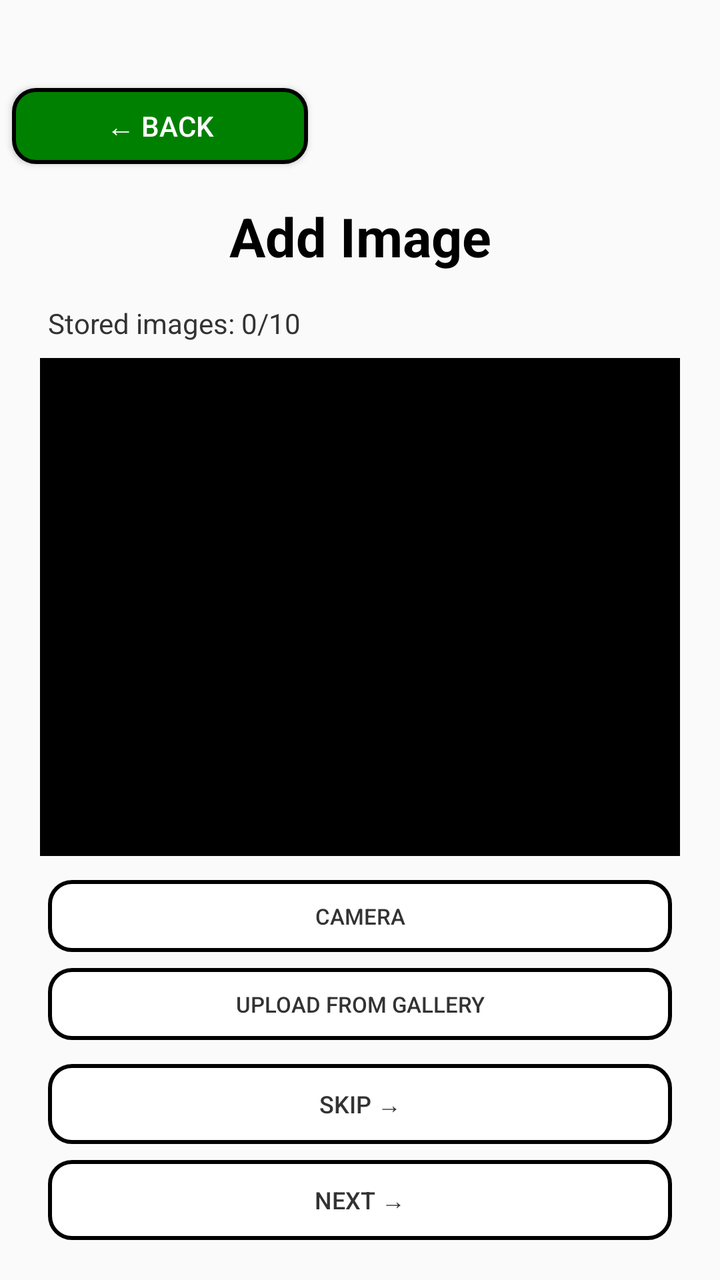
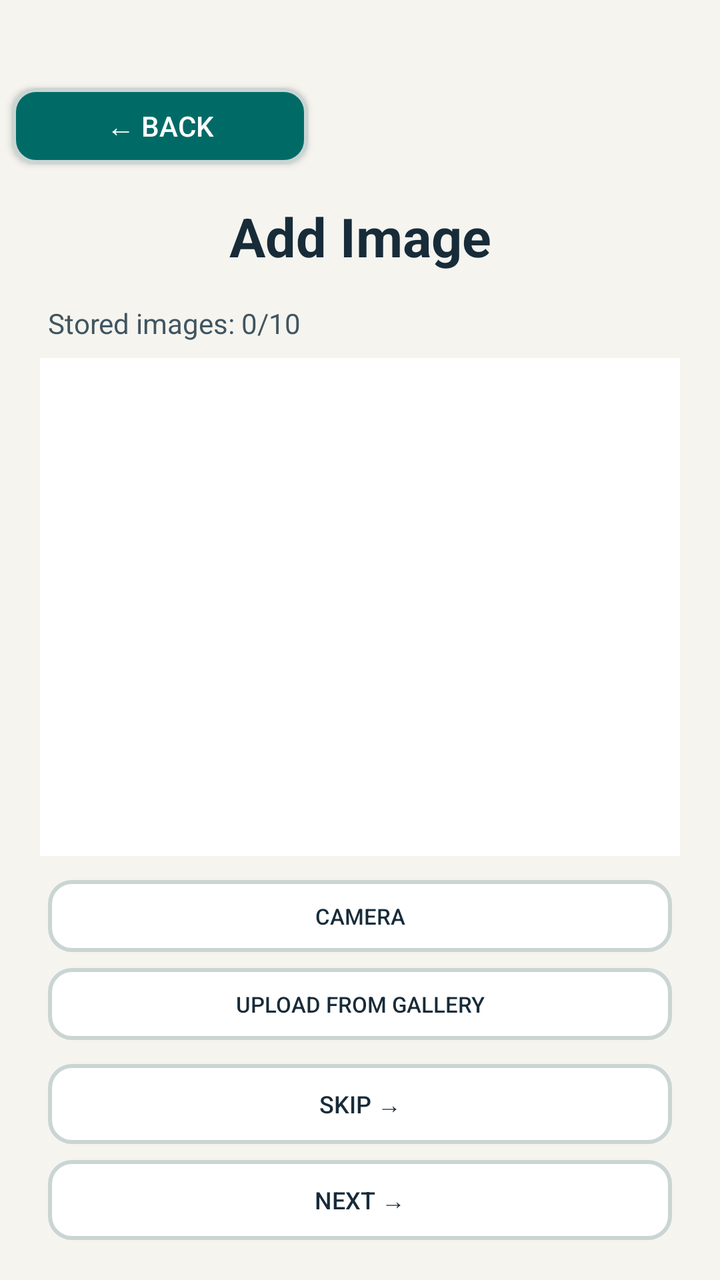

Two renders of the same Android screen: before a commit and after it. Below are the layout's source before the change and the commit's diff.
<!-- AndroidManifest.xml: application theme Theme.JavaReportingSystem -->
<!-- res/layout/activity_report_images.xml -->
<?xml version="1.0" encoding="utf-8"?>
<androidx.constraintlayout.widget.ConstraintLayout xmlns:android="http://schemas.android.com/apk/res/android"
    xmlns:app="http://schemas.android.com/apk/res-auto"
    xmlns:tools="http://schemas.android.com/tools"
    android:id="@+id/main"
    android:layout_width="match_parent"
    android:layout_height="match_parent"
    tools:context=".ui.ReportImagesActivity">

    
    <Button
        android:id="@+id/btnBack"
        android:layout_width="148dp"
        android:layout_height="38dp"
        android:layout_marginStart="6dp"
        android:layout_marginTop="44dp"
        android:background="@drawable/back_button"
        android:gravity="center"
        android:minHeight="0dp"
        android:minWidth="0dp"
        android:padding="0dp"
        android:text="← BACK"
        android:textColor="@color/white"
        android:textAllCaps="false"
        android:textSize="14sp"
        app:layout_constraintStart_toStartOf="parent"
        app:layout_constraintTop_toTopOf="parent" />

    <TextView
        android:id="@+id/tvTitle"
        android:layout_width="wrap_content"
        android:layout_height="wrap_content"
        android:layout_marginTop="18dp"
        android:text="Add Image"
        android:textSize="27sp"
        android:textStyle="bold"
        android:textColor="#000000"
        app:layout_constraintTop_toBottomOf="@id/btnBack"
        app:layout_constraintStart_toStartOf="parent"
        app:layout_constraintEnd_toEndOf="parent" />

    <TextView
        android:id="@+id/tvImageCount"
        android:layout_width="wrap_content"
        android:layout_height="wrap_content"
        android:layout_marginStart="24dp"
        android:layout_marginTop="16dp"
        android:text="Stored images: 0/10"
        android:textSize="14sp"
        android:textColor="#333333"
        app:layout_constraintTop_toBottomOf="@id/tvTitle"
        app:layout_constraintStart_toStartOf="parent" />

    <androidx.recyclerview.widget.RecyclerView
        android:id="@+id/rvImageThumbnails"
        android:layout_width="0dp"
        android:layout_height="0dp"
        android:layout_marginStart="20dp"
        android:background="@color/black"
        android:layout_marginEnd="20dp"
        android:layout_marginTop="8dp"
        android:layout_marginBottom="12dp"
        android:clipToPadding="false"
        android:paddingBottom="4dp"
        android:overScrollMode="ifContentScrolls"
        app:layout_constraintTop_toBottomOf="@id/tvImageCount"
        app:layout_constraintBottom_toTopOf="@id/btnCamera"
        app:layout_constraintStart_toStartOf="parent"
        app:layout_constraintEnd_toEndOf="parent" />

    <Button
        android:id="@+id/btnCamera"
        android:layout_width="0dp"
        android:layout_height="36dp"
        android:layout_marginStart="24dp"
        android:layout_marginEnd="24dp"
        android:layout_marginBottom="8dp"
        android:text="CAMERA"
        android:textSize="11sp"
        android:textColor="#333333"
        android:background="@drawable/outline_button"
        android:minWidth="0dp"
        android:minHeight="0dp"
        android:padding="0dp"
        android:stateListAnimator="@null"
        app:layout_constraintBottom_toTopOf="@id/btnGallery"
        app:layout_constraintStart_toStartOf="parent"
        app:layout_constraintEnd_toEndOf="parent" />

    <Button
        android:id="@+id/btnGallery"
        android:layout_width="0dp"
        android:layout_height="36dp"
        android:layout_marginStart="24dp"
        android:layout_marginEnd="24dp"
        android:layout_marginBottom="12dp"
        android:text="UPLOAD FROM GALLERY"
        android:textSize="11sp"
        android:textColor="#333333"
        android:background="@drawable/outline_button"
        android:minWidth="0dp"
        android:minHeight="0dp"
        android:padding="0dp"
        android:stateListAnimator="@null"
        app:layout_constraintBottom_toTopOf="@id/btnSkip"
        app:layout_constraintStart_toStartOf="parent"
        app:layout_constraintEnd_toEndOf="parent" />

    <Button
        android:id="@+id/btnSkip"
        android:layout_width="0dp"
        android:layout_height="40dp"
        android:layout_marginStart="24dp"
        android:layout_marginEnd="24dp"
        android:layout_marginBottom="8dp"
        android:text="Skip →"
        android:textSize="12sp"
        android:textColor="#333333"
        android:background="@drawable/outline_button"
        android:minWidth="0dp"
        android:minHeight="0dp"
        android:padding="0dp"
        android:stateListAnimator="@null"
        app:layout_constraintBottom_toTopOf="@id/btnNext"
        app:layout_constraintStart_toStartOf="parent"
        app:layout_constraintEnd_toEndOf="parent" />

    <Button
        android:id="@+id/btnNext"
        android:layout_width="0dp"
        android:layout_height="40dp"
        android:layout_marginStart="24dp"
        android:layout_marginEnd="24dp"
        android:layout_marginBottom="20dp"
        android:text="Next →"
        android:textSize="12sp"
        android:textColor="#333333"
        android:background="@drawable/outline_button"
        android:minWidth="0dp"
        android:minHeight="0dp"
        android:padding="0dp"
        android:stateListAnimator="@null"
        app:layout_constraintBottom_toBottomOf="parent"
        app:layout_constraintStart_toStartOf="parent"
        app:layout_constraintEnd_toEndOf="parent" />

</androidx.constraintlayout.widget.ConstraintLayout>
<!-- resources referenced by this layout -->
<resources>
  <color name="black">#FF000000</color>
  <color name="white">#FFFFFFFF</color>
  <!-- drawable back_button (drawable) -->
  <?xml version="1.0" encoding="utf-8"?>
  <shape xmlns:android="http://schemas.android.com/apk/res/android"
      android:shape="rectangle">
  
      <solid android:color="#008000" />
  
      <stroke
          android:width="2dp"
          android:color="#000000" />
  
      <corners android:radius="11dp" />
  
  </shape>
  <!-- drawable outline_button (drawable) -->
  <?xml version="1.0" encoding="utf-8"?>
  <shape xmlns:android="http://schemas.android.com/apk/res/android"
      android:shape="rectangle">
  
      <solid android:color="#FFFFFF" />
  
      <stroke
          android:width="2dp"
          android:color="#000000" />
  
      <corners android:radius="11dp" />
  
  </shape>
  <style name="Theme.JavaReportingSystem" parent="Base.Theme.JavaReportingSystem" />
  <style name="Base.Theme.JavaReportingSystem" parent="Theme.AppCompat.DayNight.NoActionBar">
          
          
      </style>
</resources>

<!-- the commit's change to res/layout/activity_report_images.xml (unified diff, before → after) -->
@@ -20,11 +20,12 @@
         android:minWidth="0dp"
         android:padding="0dp"
         android:text="← BACK"
-        android:textColor="@color/white"
+        android:textColor="@color/safety_on_action"
         android:textAllCaps="false"
         android:textSize="14sp"
         app:layout_constraintStart_toStartOf="parent"
-        app:layout_constraintTop_toTopOf="parent" />
+        app:layout_constraintTop_toTopOf="parent"
+                app:backgroundTint="@null" />
 
     <TextView
         android:id="@+id/tvTitle"
@@ -34,7 +35,7 @@
         android:text="Add Image"
         android:textSize="27sp"
         android:textStyle="bold"
-        android:textColor="#000000"
+        android:textColor="@color/safety_text"
         app:layout_constraintTop_toBottomOf="@id/btnBack"
         app:layout_constraintStart_toStartOf="parent"
         app:layout_constraintEnd_toEndOf="parent" />
@@ -47,7 +48,7 @@
         android:layout_marginTop="16dp"
         android:text="Stored images: 0/10"
         android:textSize="14sp"
-        android:textColor="#333333"
+        android:textColor="@color/safety_text_secondary"
         app:layout_constraintTop_toBottomOf="@id/tvTitle"
         app:layout_constraintStart_toStartOf="parent" />
 
@@ -56,7 +57,7 @@
         android:layout_width="0dp"
         android:layout_height="0dp"
         android:layout_marginStart="20dp"
-        android:background="@color/black"
+        android:background="@color/safety_surface"
         android:layout_marginEnd="20dp"
         android:layout_marginTop="8dp"
         android:layout_marginBottom="12dp"
@@ -77,7 +78,7 @@
         android:layout_marginBottom="8dp"
         android:text="CAMERA"
         android:textSize="11sp"
-        android:textColor="#333333"
+        android:textColor="@color/safety_text"
         android:background="@drawable/outline_button"
         android:minWidth="0dp"
         android:minHeight="0dp"
@@ -85,7 +86,8 @@
         android:stateListAnimator="@null"
         app:layout_constraintBottom_toTopOf="@id/btnGallery"
         app:layout_constraintStart_toStartOf="parent"
-        app:layout_constraintEnd_toEndOf="parent" />
+        app:layout_constraintEnd_toEndOf="parent"
+                app:backgroundTint="@null" />
 
     <Button
         android:id="@+id/btnGallery"
@@ -96,7 +98,7 @@
         android:layout_marginBottom="12dp"
         android:text="UPLOAD FROM GALLERY"
         android:textSize="11sp"
-        android:textColor="#333333"
+        android:textColor="@color/safety_text"
         android:background="@drawable/outline_button"
         android:minWidth="0dp"
         android:minHeight="0dp"
@@ -104,7 +106,8 @@
         android:stateListAnimator="@null"
         app:layout_constraintBottom_toTopOf="@id/btnSkip"
         app:layout_constraintStart_toStartOf="parent"
-        app:layout_constraintEnd_toEndOf="parent" />
+        app:layout_constraintEnd_toEndOf="parent"
+                app:backgroundTint="@null" />
 
     <Button
         android:id="@+id/btnSkip"
@@ -115,7 +118,7 @@
         android:layout_marginBottom="8dp"
         android:text="Skip →"
         android:textSize="12sp"
-        android:textColor="#333333"
+        android:textColor="@color/safety_text"
         android:background="@drawable/outline_button"
         android:minWidth="0dp"
         android:minHeight="0dp"
@@ -123,7 +126,8 @@
         android:stateListAnimator="@null"
         app:layout_constraintBottom_toTopOf="@id/btnNext"
         app:layout_constraintStart_toStartOf="parent"
-        app:layout_constraintEnd_toEndOf="parent" />
+        app:layout_constraintEnd_toEndOf="parent"
+                app:backgroundTint="@null" />
 
     <Button
         android:id="@+id/btnNext"
@@ -134,7 +138,7 @@
         android:layout_marginBottom="20dp"
         android:text="Next →"
         android:textSize="12sp"
-        android:textColor="#333333"
+        android:textColor="@color/safety_text"
         android:background="@drawable/outline_button"
         android:minWidth="0dp"
         android:minHeight="0dp"
@@ -142,6 +146,7 @@
         android:stateListAnimator="@null"
         app:layout_constraintBottom_toBottomOf="parent"
         app:layout_constraintStart_toStartOf="parent"
-        app:layout_constraintEnd_toEndOf="parent" />
+        app:layout_constraintEnd_toEndOf="parent"
+                app:backgroundTint="@null" />
 
 </androidx.constraintlayout.widget.ConstraintLayout>
<!-- resource entries referenced after the edit -->
@@ -1,17 +1,19 @@
 <!-- resources referenced by this layout -->
 <resources>
-  <color name="black">#FF000000</color>
-  <color name="white">#FFFFFFFF</color>
+  <color name="safety_on_action">#FFFFFF</color>
+  <color name="safety_surface">#FFFFFF</color>
+  <color name="safety_text">#182B39</color>
+  <color name="safety_text_secondary">#405560</color>
   <!-- drawable back_button (drawable) -->
   <?xml version="1.0" encoding="utf-8"?>
   <shape xmlns:android="http://schemas.android.com/apk/res/android"
       android:shape="rectangle">
   
-      <solid android:color="#008000" />
+      <solid android:color="@color/safety_action" />
   
       <stroke
           android:width="2dp"
-          android:color="#000000" />
+          android:color="@color/safety_border" />
   
       <corners android:radius="11dp" />
   
@@ -21,19 +23,30 @@
   <shape xmlns:android="http://schemas.android.com/apk/res/android"
       android:shape="rectangle">
   
-      <solid android:color="#FFFFFF" />
+      <solid android:color="@color/safety_surface" />
   
       <stroke
           android:width="2dp"
-          android:color="#000000" />
+          android:color="@color/safety_border" />
   
       <corners android:radius="11dp" />
   
   </shape>
   <style name="Theme.JavaReportingSystem" parent="Base.Theme.JavaReportingSystem" />
-  <style name="Base.Theme.JavaReportingSystem" parent="Theme.AppCompat.DayNight.NoActionBar">
-          
-          
+  <color name="safety_action">#006B66</color>
+  <color name="safety_border">#CAD5D3</color>
+  <style name="Base.Theme.JavaReportingSystem" parent="Theme.AppCompat.Light.NoActionBar">
+          <item name="colorPrimary">@color/safety_action</item>
+          <item name="colorOnPrimary">@color/safety_on_action</item>
+          <item name="colorSurface">@color/safety_surface</item>
+          <item name="colorOnSurface">@color/safety_text</item>
+          <item name="android:colorAccent">@color/safety_action</item>
+          <item name="android:windowBackground">@color/safety_background</item>
+          <item name="android:statusBarColor">@color/safety_background</item>
+          <item name="android:navigationBarColor">@color/safety_background</item>
+          <item name="android:windowLightStatusBar">true</item>
+          <item name="android:windowLightNavigationBar">true</item>
       </style>
+  <color name="safety_background">#F5F4EF</color>
 </resources>
 
